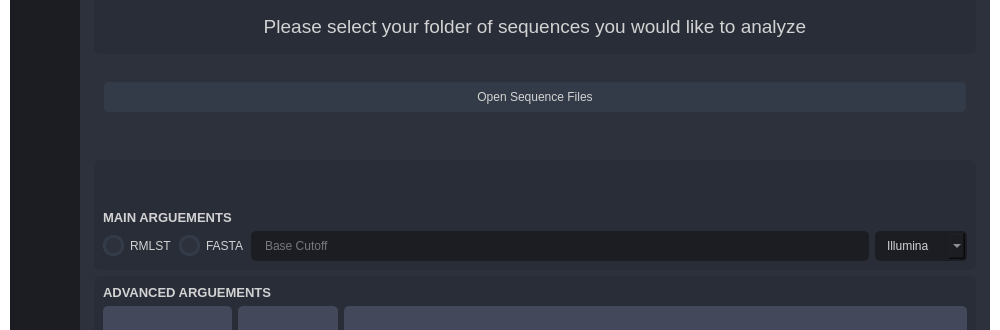
Before: the Qt Designer form New-PySide-Confindr-GUI/GUI_BASE.ui in OLC-Bioinformatics/COWBAT-GUI, drawn with Qt 5; both pictures show x 0 to 1000 and y 145 to 475 of the 1000 by 720 pixel window.
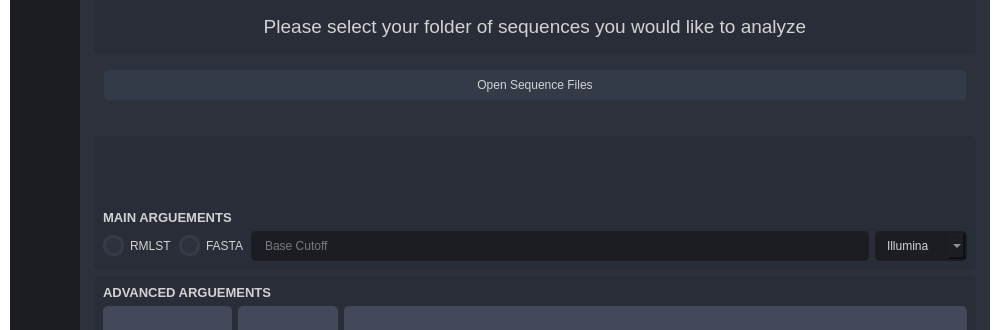
After: the same form once the commit is applied. The open tabs and pages were chosen to show the change. Icons and pictures are not drawn.

Commit message: Added descriptions to each arguement for ConFindr in the GUI. To view, hover over each arguement.

The edit to the form file:
```diff
--- a/New-PySide-Confindr-GUI/GUI_BASE.ui
+++ b/New-PySide-Confindr-GUI/GUI_BASE.ui
@@ -1630,7 +1630,7 @@
                    </layout>
                   </widget>
                   <widget class="QWidget" name="page_analysis">
-                   <layout class="QVBoxLayout" name="verticalLayout_16" stretch="3,1,1,4">
+                   <layout class="QVBoxLayout" name="verticalLayout_16" stretch="3,0,1,4">
                     <item>
                      <widget class="QFrame" name="frame_div_content_2">
                       <property name="minimumSize">
@@ -1707,7 +1707,7 @@
                       </layout>
                      </widget>
                     </item>
-                    <item alignment="Qt::AlignVCenter">
+                    <item>
                      <widget class="QFrame" name="frame_5">
                       <property name="frameShape">
                        <enum>QFrame::StyledPanel</enum>
@@ -2000,7 +2000,7 @@
                       <property name="frameShadow">
                        <enum>QFrame::Raised</enum>
                       </property>
-                      <layout class="QGridLayout" name="gridLayout_5" rowstretch="0,3">
+                      <layout class="QGridLayout" name="gridLayout_5" rowstretch="0,0">
                        <property name="topMargin">
                         <number>9</number>
                        </property>
```
Left out of the diff: 79 changed lines with no effect on the pictures.
